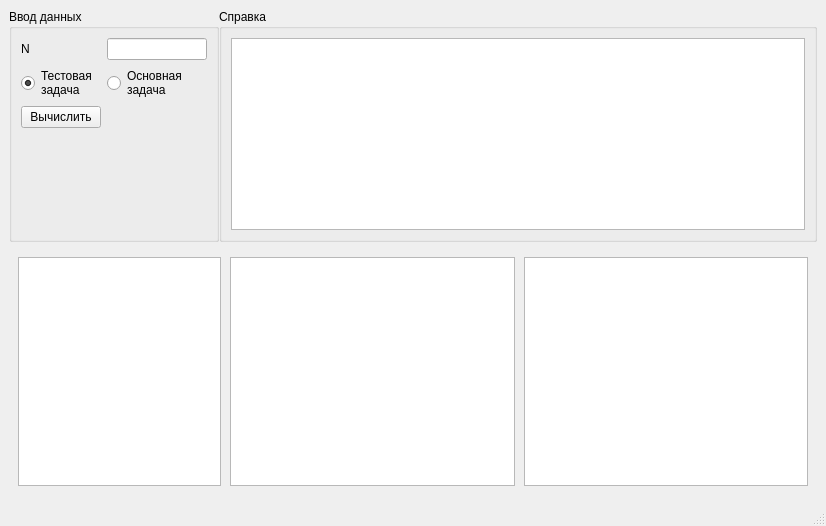
oleg-w570/NumericalMethods, file NumMethLab2/app/mainwindow.ui: the form before one commit.
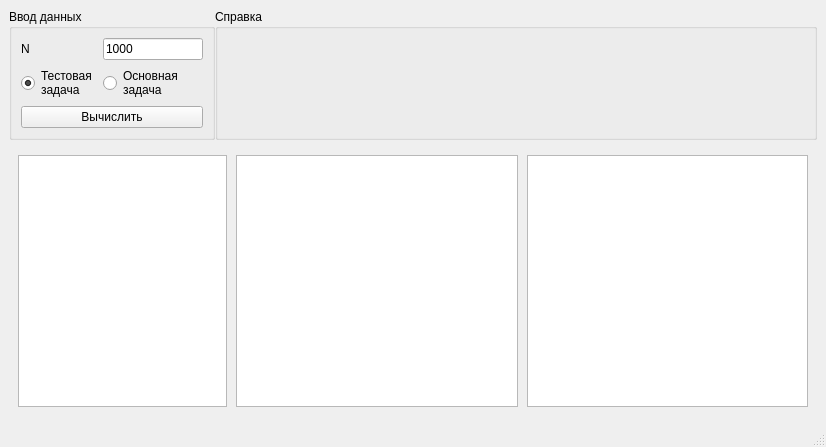
The form after the commit. Custom widgets are drawn as their Qt base class.

Commit message: бамп

What changed in the file:
```diff
--- a/NumMethLab2/app/mainwindow.ui
+++ b/NumMethLab2/app/mainwindow.ui
@@ -7,7 +7,7 @@
     <x>0</x>
     <y>0</y>
     <width>826</width>
-    <height>526</height>
+    <height>447</height>
    </rect>
   </property>
   <property name="windowTitle">
@@ -81,12 +81,8 @@
               <height>0</height>
              </size>
             </property>
-           </widget>
-          </item>
-          <item row="2" column="0">
-           <widget class="QPushButton" name="pushButtonRun">
             <property name="text">
-             <string>Вычислить</string>
+             <string>1000</string>
             </property>
            </widget>
           </item>
@@ -109,6 +105,13 @@
             </property>
            </widget>
           </item>
+          <item row="2" column="0" colspan="2">
+           <widget class="QPushButton" name="pushButtonRun">
+            <property name="text">
+             <string>Вычислить</string>
+            </property>
+           </widget>
+          </item>
          </layout>
         </widget>
        </item>
@@ -117,15 +120,24 @@
          <property name="title">
           <string>Справка</string>
          </property>
+         <property name="alignment">
+          <set>Qt::AlignLeading|Qt::AlignLeft|Qt::AlignTop</set>
+         </property>
          <layout class="QHBoxLayout" name="horizontalLayout_3">
           <item>
-           <widget class="QTextBrowser" name="reference">
+           <widget class="QLabel" name="reference">
             <property name="sizePolicy">
-             <sizepolicy hsizetype="Expanding" vsizetype="Expanding">
+             <sizepolicy hsizetype="Preferred" vsizetype="Expanding">
               <horstretch>0</horstretch>
               <verstretch>0</verstretch>
              </sizepolicy>
             </property>
+            <property name="text">
+             <string/>
+            </property>
+            <property name="alignment">
+             <set>Qt::AlignLeading|Qt::AlignLeft|Qt::AlignTop</set>
+            </property>
            </widget>
           </item>
          </layout>
@@ -136,7 +148,7 @@
     </item>
     <item>
      <widget class="QWidget" name="widget_2" native="true">
-      <layout class="QHBoxLayout" name="horizontalLayout_2" stretch="25,35,35">
+      <layout class="QHBoxLayout" name="horizontalLayout_2" stretch="26,35,35">
        <property name="spacing">
         <number>9</number>
        </property>
@@ -169,10 +181,18 @@
         </widget>
        </item>
        <item>
-        <widget class="QChartView" name="chartview1"/>
+        <widget class="QChartView" name="chartview1">
+         <property name="renderHints">
+          <set>QPainter::Antialiasing|QPainter::TextAntialiasing</set>
+         </property>
+        </widget>
        </item>
        <item>
-        <widget class="QChartView" name="chartview2"/>
+        <widget class="QChartView" name="chartview2">
+         <property name="renderHints">
+          <set>QPainter::Antialiasing|QPainter::TextAntialiasing</set>
+         </property>
+        </widget>
        </item>
       </layout>
      </widget>
```
Left out of the diff: 3 changed lines with no effect on the pictures. The commit also changes 1 other file.
